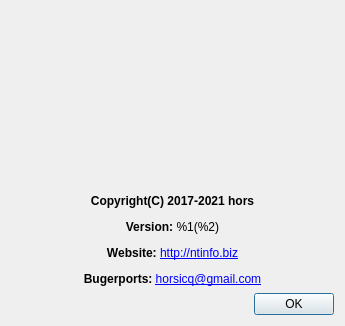
Before: the Qt Designer form gui_source/dialogabout.ui in horsicq/XOpcodeCalc, drawn with Qt 5.
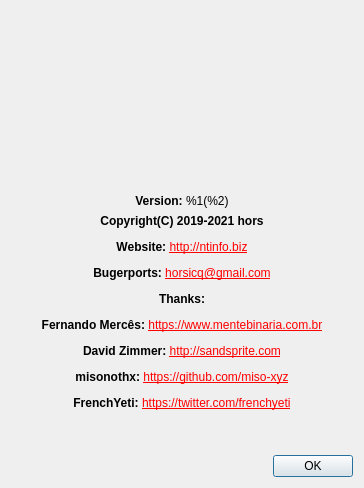
After: the same form once the commit is applied. Icons and pictures are not drawn.

Patch:
```diff
--- a/gui_source/dialogabout.ui
+++ b/gui_source/dialogabout.ui
@@ -9,8 +9,8 @@
    <rect>
     <x>0</x>
     <y>0</y>
-    <width>345</width>
-    <height>326</height>
+    <width>364</width>
+    <height>488</height>
    </rect>
   </property>
   <property name="windowTitle">
@@ -21,6 +21,21 @@
   </property>
   <layout class="QVBoxLayout" name="verticalLayout">
    <item>
+    <layout class="QHBoxLayout" name="horizontalLayout_2">
+     <item>
+      <spacer name="horizontalSpacer_2">
+       <property name="orientation">
+        <enum>Qt::Horizontal</enum>
+       </property>
+       <property name="sizeHint" stdset="0">
+        <size>
+         <width>40</width>
+         <height>20</height>
+        </size>
+       </property>
+      </spacer>
+     </item>
+     <item>
     <widget class="QLabel" name="labelLogo">
      <property name="minimumSize">
       <size>
@@ -52,9 +67,34 @@
     </widget>
    </item>
    <item>
+      <spacer name="horizontalSpacer_3">
+       <property name="orientation">
+        <enum>Qt::Horizontal</enum>
+       </property>
+       <property name="sizeHint" stdset="0">
+        <size>
+         <width>40</width>
+         <height>20</height>
+        </size>
+       </property>
+      </spacer>
+     </item>
+    </layout>
+   </item>
+   <item>
+    <widget class="QLabel" name="labelVersion">
+     <property name="text">
+      <string>&lt;html&gt;&lt;head/&gt;&lt;body&gt;&lt;p align=&quot;center&quot;&gt;&lt;span style=&quot; font-weight:600;&quot;&gt;Version:&lt;/span&gt; %1(%2)&lt;/p&gt;&lt;/body&gt;&lt;/html&gt;</string>
+     </property>
+     <property name="textFormat">
+      <enum>Qt::AutoText</enum>
+     </property>
+    </widget>
+   </item>
+   <item>
     <widget class="QLabel" name="labelInfo">
      <property name="text">
-      <string>&lt;html&gt;&lt;head/&gt;&lt;body&gt;&lt;p align=&quot;center&quot;&gt;&lt;span style=&quot; font-weight:600;&quot;&gt;Copyright(C) 2017-2021 hors&lt;/span&gt;&lt;/p&gt;&lt;p align=&quot;center&quot;&gt;&lt;span style=&quot; font-weight:600;&quot;&gt;Version: &lt;/span&gt;%1(%2)&lt;/p&gt;&lt;p align=&quot;center&quot;&gt;&lt;span style=&quot; font-weight:600;&quot;&gt;Website: &lt;/span&gt;&lt;a href=&quot;http://ntinfo.biz&quot;&gt;&lt;span style=&quot; text-decoration: underline; color:#0000ff;&quot;&gt;http://ntinfo.biz&lt;/span&gt;&lt;/a&gt;&lt;/p&gt;&lt;p align=&quot;center&quot;&gt;&lt;span style=&quot; font-weight:600;&quot;&gt;Bugerports: &lt;/span&gt;&lt;a href=&quot;mailto:horsicq@gmail.com&quot;&gt;&lt;span style=&quot; text-decoration: underline; color:#0000ff;&quot;&gt;horsicq@gmail.com&lt;/span&gt;&lt;/a&gt;&lt;/p&gt;&lt;/body&gt;&lt;/html&gt;</string>
+      <string>&lt;html&gt;&lt;head/&gt;&lt;body&gt;&lt;p align=&quot;center&quot;&gt;&lt;span style=&quot; font-weight:600;&quot;&gt;Copyright(C) 2019-2021 hors&lt;/span&gt;&lt;/p&gt;&lt;p align=&quot;center&quot;&gt;&lt;span style=&quot; font-weight:600;&quot;&gt;Website: &lt;/span&gt;&lt;a href=&quot;http://ntinfo.biz&quot;&gt;&lt;span style=&quot; text-decoration: underline; color:#ff0000;&quot;&gt;http://ntinfo.biz&lt;/span&gt;&lt;/a&gt;&lt;/p&gt;&lt;p align=&quot;center&quot;&gt;&lt;span style=&quot; font-weight:600;&quot;&gt;Bugerports: &lt;/span&gt;&lt;a href=&quot;mailto:horsicq@gmail.com&quot;&gt;&lt;span style=&quot; text-decoration: underline; color:#ff0000;&quot;&gt;horsicq@gmail.com&lt;/span&gt;&lt;/a&gt;&lt;/p&gt;&lt;p align=&quot;center&quot;&gt;&lt;span style=&quot; font-weight:600;&quot;&gt;Thanks:&lt;/span&gt;&lt;/p&gt;&lt;p align=&quot;center&quot;&gt;&lt;span style=&quot; font-weight:600;&quot;&gt;Fernando Mercês: &lt;/span&gt;&lt;a href=&quot;https://www.mentebinaria.com.br/&quot;&gt;&lt;span style=&quot; text-decoration: underline; color:#ff0000;&quot;&gt;https://www.mentebinaria.com.br&lt;/span&gt;&lt;/a&gt;&lt;/p&gt;&lt;p align=&quot;center&quot;&gt;&lt;span style=&quot; font-weight:600;&quot;&gt;David Zimmer: &lt;/span&gt;&lt;a href=&quot;http://sandsprite.com/&quot;&gt;&lt;span style=&quot; text-decoration: underline; color:#ff0000;&quot;&gt;http://sandsprite.com&lt;/span&gt;&lt;/a&gt;&lt;/p&gt;&lt;p align=&quot;center&quot;&gt;&lt;span style=&quot; font-weight:600;&quot;&gt;misonothx: &lt;/span&gt;&lt;a href=&quot;https://github.com/miso-xyz&quot;&gt;&lt;span style=&quot; text-decoration: underline; color:#ff0000;&quot;&gt;https://github.com/miso-xyz&lt;/span&gt;&lt;/a&gt;&lt;/p&gt;&lt;p align=&quot;center&quot;&gt;&lt;span style=&quot; font-weight:600;&quot;&gt;FrenchYeti: &lt;/span&gt;&lt;a href=&quot;https://twitter.com/frenchyeti&quot;&gt;&lt;span style=&quot; text-decoration: underline; color:#ff0000;&quot;&gt;https://twitter.com/frenchyeti&lt;/span&gt;&lt;/a&gt;&lt;/p&gt;&lt;/body&gt;&lt;/html&gt;</string>
      </property>
      <property name="openExternalLinks">
       <bool>true</bool>
```
Lines whose indentation alone changed are shown as unchanged.
